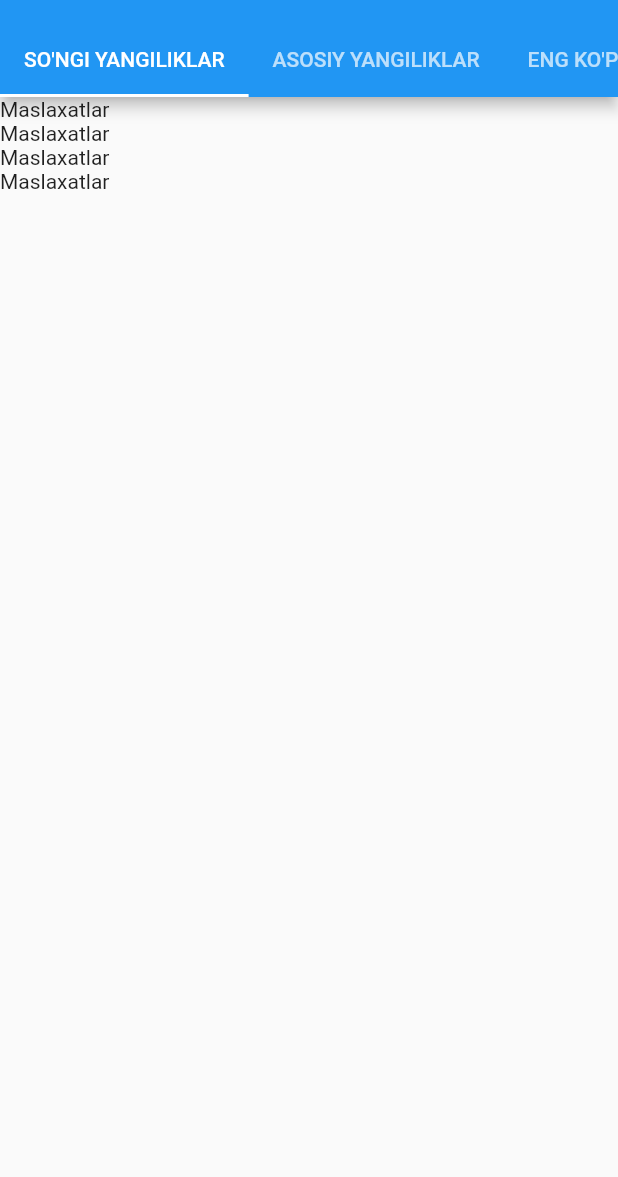
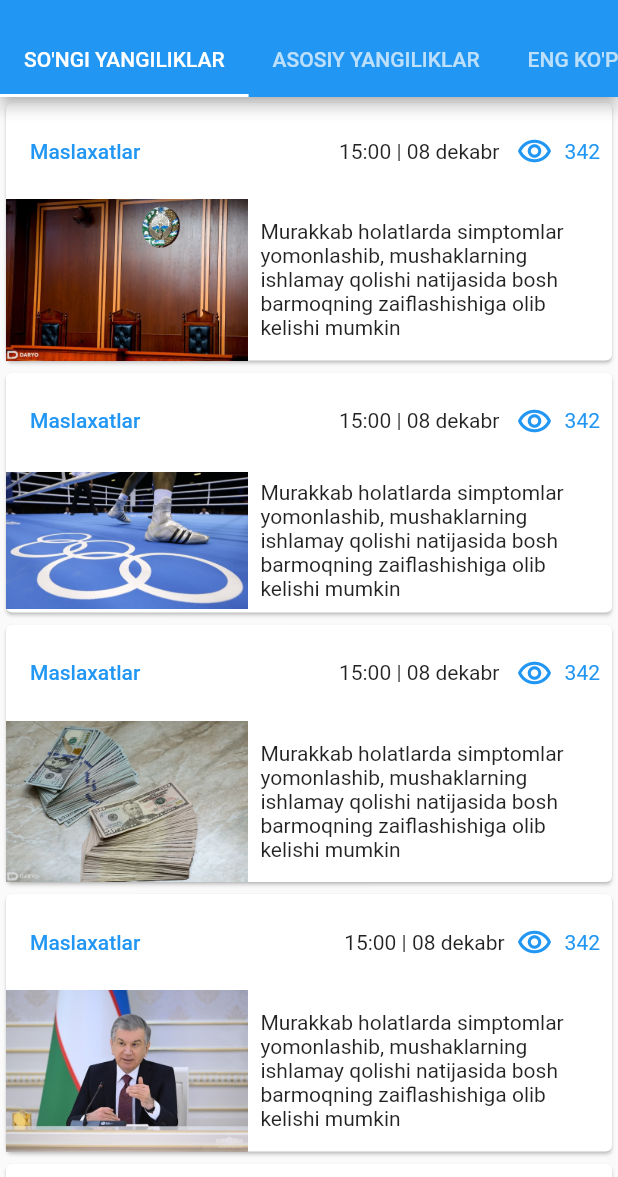
Before and after one commit to shokhrukh459/daryo_uz, a Flutter app: the screen it shows after launch, on a phone screen of 412 x 824 dp, the part 59-1236 px from its top. Run offline on Flutter 3.47's test engine with Material 2 defaults, Android fonts, the phone set to English and light mode, and no system bars.

Commit message:
first page is almost ready

```diff
--- a/lib/models/news_list.dart
+++ b/lib/models/news_list.dart
@@ -16,29 +16,36 @@ class NewsWidget {
         "Maslaxatlar",
         "15:00 | 08 dekabr ",
          342,
-        "imageUrl",
-        "Text long"
+        "assets/images/andijon.jpg",
+        "Murakkab holatlarda simptomlar yomonlashib, mushaklarning ishlamay qolishi natijasida bosh barmoqning zaiflashishiga olib kelishi mumkin"
     ),
     NewsWidget(
         "Maslaxatlar",
         "15:00 | 08 dekabr ",
         342,
-        "imageUrl",
-        "Text long"
+        "assets/images/boks.jpg",
+        "Murakkab holatlarda simptomlar yomonlashib, mushaklarning ishlamay qolishi natijasida bosh barmoqning zaiflashishiga olib kelishi mumkin"
     ),
     NewsWidget(
         "Maslaxatlar",
         "15:00 | 08 dekabr ",
         342,
-        "imageUrl",
-        "Text long"
+        "assets/images/dollar.jpg",
+        "Murakkab holatlarda simptomlar yomonlashib, mushaklarning ishlamay qolishi natijasida bosh barmoqning zaiflashishiga olib kelishi mumkin"
     ),
     NewsWidget(
         "Maslaxatlar",
-        "15:00 | 08 dekabr ",
+        "15:00 | 08 dekabr",
         342,
-        "imageUrl",
-        "Text long"
+        "assets/images/prezident.jpg",
+        "Murakkab holatlarda simptomlar yomonlashib, mushaklarning ishlamay qolishi natijasida bosh barmoqning zaiflashishiga olib kelishi mumkin"
+    ),
+    NewsWidget(
+        "Maslaxatlar",
+        "15:00 | 08 dekabr",
+        342,
+        "assets/images/senat.jpg",
+        "Murakkab holatlarda simptomlar yomonlashib, mushaklarning ishlamay qolishi natijasida bosh barmoqning zaiflashishiga olib kelishi mumkin"
     ),
   ];
 }
--- a/lib/screens/news.dart
+++ b/lib/screens/news.dart
@@ -10,7 +10,48 @@ class News extends StatelessWidget {
       child:ListView.builder(
           itemCount: NewsWidget.newlist.length,
           itemBuilder: (BuildContext context, int index){
-            return Text(NewsWidget.newlist[index].typeNews);
+            return Card(
+              child: Column(
+                children: [
+                  Padding(
+                    padding: const EdgeInsets.all(8.0),
+                    child: Row(
+                      mainAxisAlignment: MainAxisAlignment.spaceBetween,
+                      children: [
+                        TextButton(
+                            onPressed: (){},
+                            child: Text(NewsWidget.newlist[index].typeNews)),
+                        Row(
+                          children: [
+                            Text(NewsWidget.newlist[index].infoNews),
+                            SizedBox(width: 8,),
+                            Icon(Icons.remove_red_eye_outlined, color: Colors.blue,),
+                            SizedBox(width: 8,),
+                            Text(NewsWidget.newlist[index].viewCount.toString(),
+                              style: TextStyle( color: Colors.blue) ,),
+                          ],
+                        )
+                             ],
+                    ),
+                  ),
+                  Row(
+                  children: [
+                    Expanded(
+                      flex: 2,
+                      child: Image.asset(NewsWidget.newlist[index].imageUrl),
+                    ),
+                    Expanded(
+                      flex: 3,
+                      child: Padding(
+                        padding: const EdgeInsets.all(8.0),
+                        child: Text(NewsWidget.newlist[index].textNews),
+                      ),
+                    ),
+                  ],
+                  ),
+                ],
+              )
+            );
 
           }),
     );
--- a/pubspec.yaml
+++ b/pubspec.yaml
@@ -45,8 +45,8 @@ flutter:
   uses-material-design: true
 
   # To add assets to your application, add an assets section, like this:
-  # assets:
-  #   - images/a_dot_burr.jpeg
+  assets:
+    - assets/images/
   #   - images/a_dot_ham.jpeg
 
   # An image asset can refer to one or more resolution-specific "variants", see
```
Also changed, not shown: assets/images/andijon.jpg (added), assets/images/boks.jpg (added), assets/images/dollar.jpg (added), assets/images/prezident.jpg (added), assets/images/senat.jpg (added), 5 other files.
